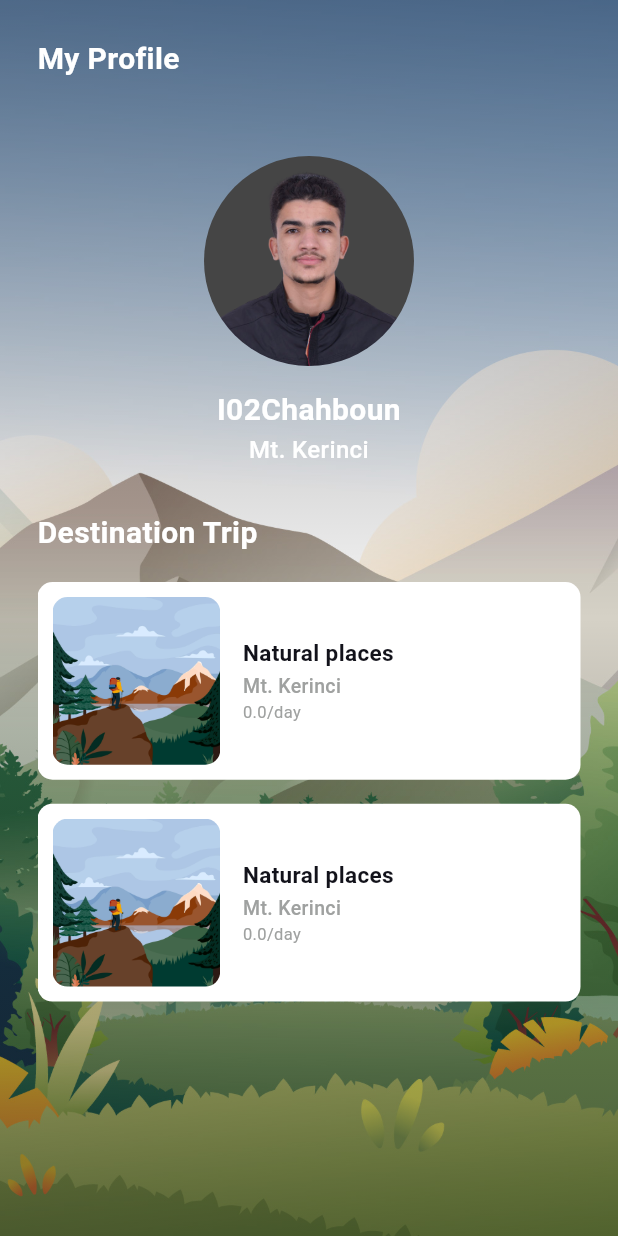
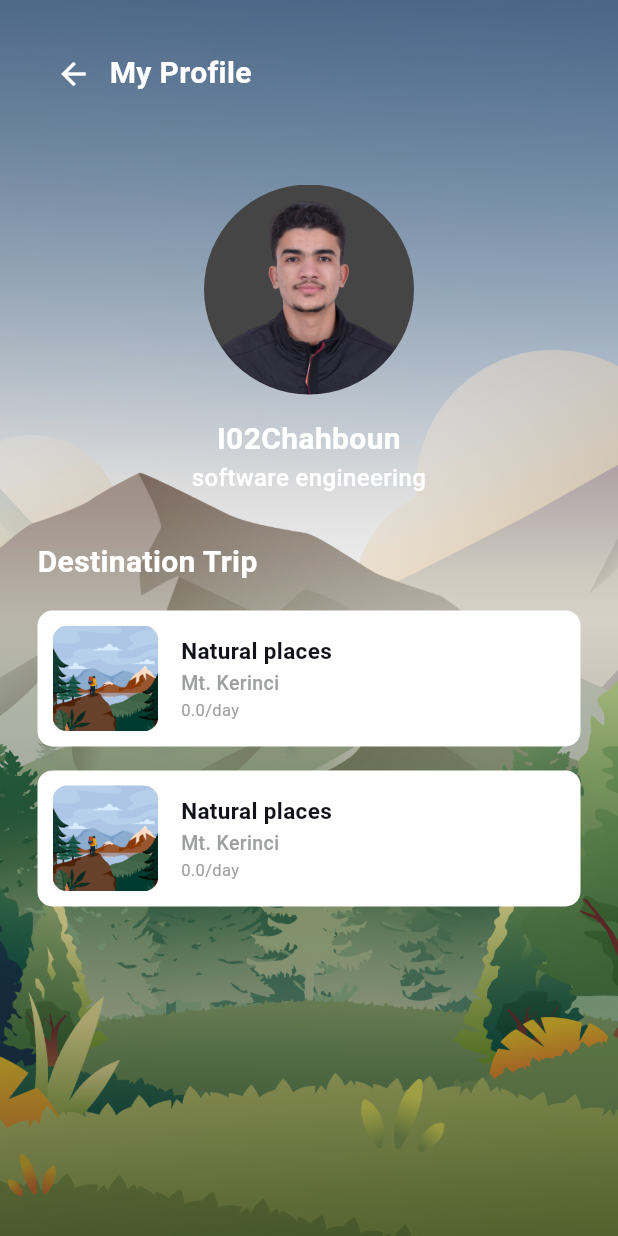
Before and after one commit to I02chahboun/flutter_responsive_template, a Flutter app: the Profile screen opened directly, on a phone screen of 412 x 824 dp. Run offline on Flutter 3.47's test engine with Material 2 defaults, Android fonts, the phone set to English and light mode, and no system bars.

Commit message:
add appbar improve profile

```diff
--- a/lib/template/profile.dart
+++ b/lib/template/profile.dart
@@ -4,6 +4,7 @@ import 'package:responsive_home/constants/images.dart';
 import 'package:responsive_home/constants/styles.dart';
 import 'package:responsive_home/constants/texts.dart';
 import 'package:responsive_home/utils/extensions.dart';
+import 'package:responsive_home/widgets/appbar.dart';
 import 'package:responsive_home/widgets/destination_list_view.dart';
 import 'package:responsive_home/widgets/profile_image.dart';
 
@@ -27,13 +28,15 @@ class Profile extends StatelessWidget {
               decoration: BoxDecoration(
                 gradient: Gradients.gradient,
               ),
-              child: SingleChildScrollView(
               child: Column(
                   crossAxisAlignment: CrossAxisAlignment.stretch,
                   children: [
+                    if (!context.isSmall)
                       Text(AppTexts.myProfile,
-                          style: TextStyles.title
-                              .copyWith(color: AppColors.white)),
+                          style:
+                              TextStyles.title.copyWith(color: AppColors.white))
+                    else
+                      const AppBars(),
                     const SizedBox(height: 50),
                     const ProfileImage(),
                     const SizedBox(height: 15),
@@ -41,16 +44,15 @@ class Profile extends StatelessWidget {
                         style:
                             TextStyles.title.copyWith(color: AppColors.white),
                         textAlign: TextAlign.center),
-                      Text(AppTexts.nature1,
+                    Text(AppTexts.subTitle,
                         style: TextStyles.subTitle
                             .copyWith(color: AppColors.white),
                         textAlign: TextAlign.center),
                     const SizedBox(height: 30),
                     SizedBox(
-                          height: context.height,
+                        height: context.height * 0.4,
                         child: const DestinationListView()),
                   ]),
-              ),
             ),
           ),
         ),
--- /dev/null
+++ b/lib/widgets/appbar.dart
@@ -0,0 +1,21 @@
+import 'package:flutter/material.dart';
+import 'package:responsive_home/constants/colors.dart';
+import 'package:responsive_home/constants/styles.dart';
+import 'package:responsive_home/constants/texts.dart';
+
+class AppBars extends StatelessWidget {
+  const AppBars({super.key});
+
+  @override
+  Widget build(BuildContext context) {
+    return Row(children: [
+      IconButton(
+          icon: const Icon(Icons.arrow_back, color: AppColors.white),
+          onPressed: () {
+            Navigator.pop(context);
+          }),
+      Text(AppTexts.myProfile,
+          style: TextStyles.title.copyWith(color: AppColors.white)),
+    ]);
+  }
+}
--- a/lib/widgets/destination_list_view.dart
+++ b/lib/widgets/destination_list_view.dart
@@ -21,7 +21,6 @@ class DestinationListView extends StatelessWidget {
         Expanded(
           child: ListView.builder(
             shrinkWrap: true,
-            physics: const NeverScrollableScrollPhysics(),
             itemCount: destinationData.length,
             itemBuilder: (context, index) {
               final CardModel destion = destinationData[index];
@@ -29,7 +28,7 @@ class DestinationListView extends StatelessWidget {
                 padding: const EdgeInsets.symmetric(vertical: 8.0),
                 child: SizedBox(
                   height: context.isSmall
-                      ? context.height * 0.16
+                      ? context.height * 0.11
                       : context.height * 0.13,
                   child: ListTileCard(
                     model: destion,
```
Lines whose indentation alone changed are shown as unchanged.
